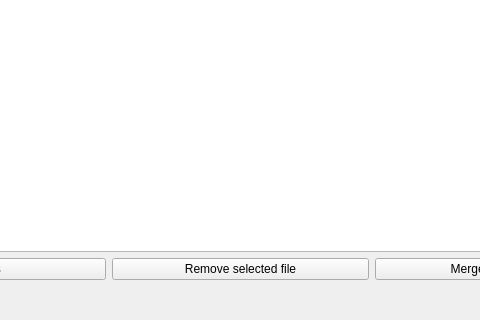
Above: pdfmerger/ui/mainwindow.ui from EyeOS-Devs/DyberyPDF before the change; both pictures show x 160 to 640 and y 280 to 600 of the 800 by 600 pixel window. Below: the same form after it.
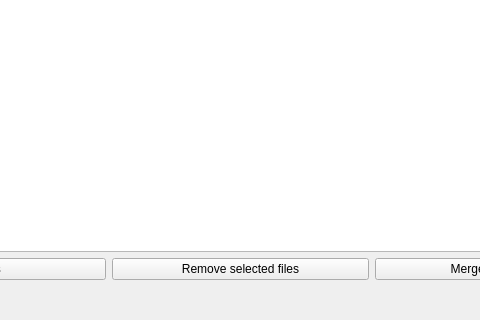
That is the form after the change.

```diff
--- a/pdfmerger/ui/mainwindow.ui
+++ b/pdfmerger/ui/mainwindow.ui
@@ -27,7 +27,7 @@
      <item row="1" column="1">
       <widget class="QPushButton" name="removeFileBtn">
        <property name="text">
-        <string>Remove selected file</string>
+        <string>Remove selected files</string>
        </property>
       </widget>
      </item>
```
Left out of the diff: 2 changed lines with no effect on the pictures.
